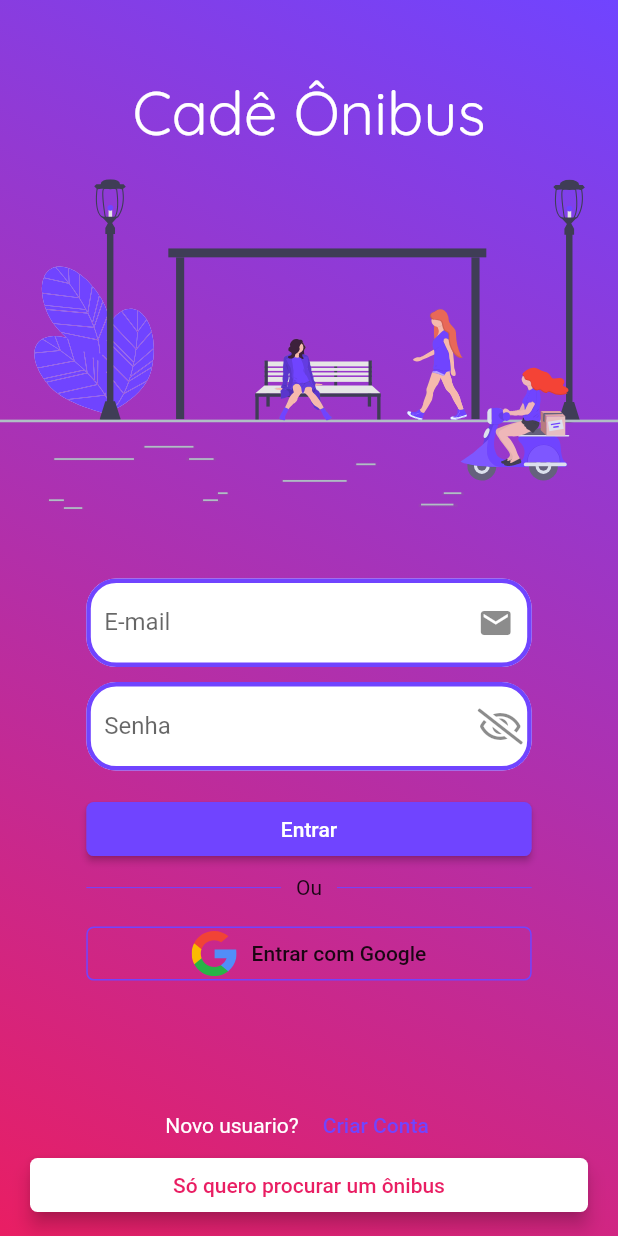
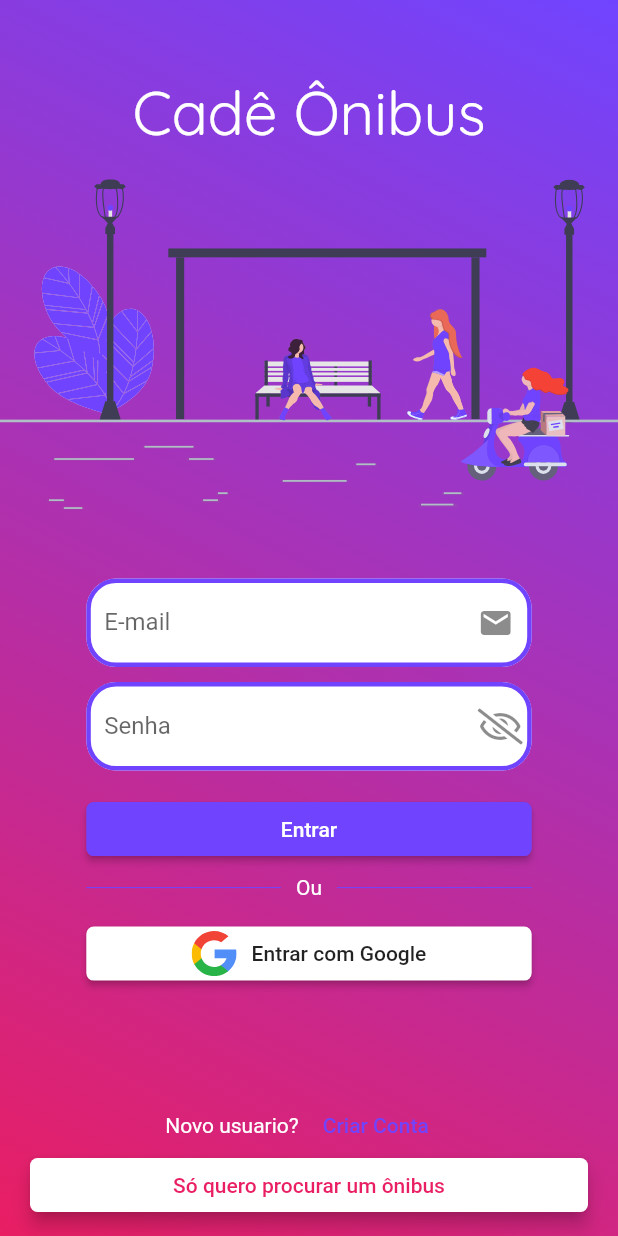
Before and after one commit to UnDer-7/cade-onibus-mobile, a Flutter app: the screen it shows after launch, on a phone screen of 412 x 824 dp. Run offline on Flutter 3.47's test engine with Material 2 defaults, Android fonts, the phone set to English and light mode, and no system bars; our stand-ins replace dio, flutter_colorpicker, flutter_speed_dial, flutter_svg, font_awesome_flutter, google_maps_flutter and 5 more; accounts and stored records are empty.

Commit message:
Update googleLOginButton

```diff
--- a/lib/pages/auth_page.dart
+++ b/lib/pages/auth_page.dart
@@ -258,7 +258,12 @@ class _AuthPageState extends State<AuthPage> {
                 ),
                 Padding(
                     padding: EdgeInsets.symmetric(horizontal: 10),
-                    child: Text("Ou"),
+                    child: Text(
+                        'Ou',
+                        style: TextStyle(
+                            color: Colors.white,
+                        ),
+                    ),
                 ),
                 Expanded(
                     child: Divider(
@@ -271,12 +276,9 @@ class _AuthPageState extends State<AuthPage> {
     Widget _buildGoogleButton(UserProviders userProvider) =>
         Padding(
             padding: EdgeInsets.only(top: 5),
-            child: OutlineButton(
+            child: RaisedButton(
+                color: Colors.white,
                 shape: RoundedRectangleBorder(borderRadius: BorderRadius.circular(5)),
-                borderSide: BorderSide(
-                    width: 1,
-                    color: Theme.of(context).primaryColor,
-                ),
                 onPressed: () => _loginWithGoogle(userProvider),
                 child: Row(
                     mainAxisAlignment: MainAxisAlignment.center,
```
